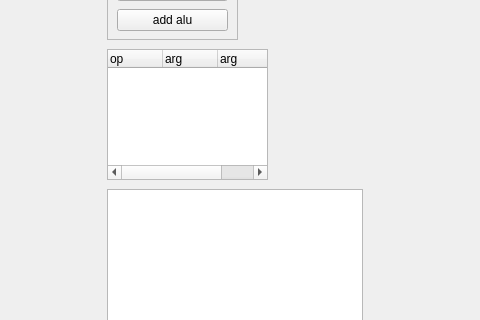
This is mwin.ui in PhilippeJara/jarasper as Qt 5 draws it before an edit; both pictures show x 713 to 1193 and y 367 to 687 of the 1193 by 772 pixel window. The edited form follows.
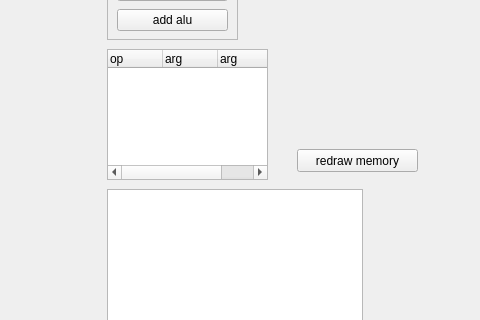
This is the edited form.

Commit message: directly user editable memory

```diff
--- a/mwin.ui
+++ b/mwin.ui
@@ -264,6 +264,22 @@
       <height>192</height>
      </rect>
     </property>
+    <property name="modelColumn">
+     <number>0</number>
+    </property>
+   </widget>
+   <widget class="QPushButton" name="pushButton">
+    <property name="geometry">
+     <rect>
+      <x>1010</x>
+      <y>480</y>
+      <width>121</width>
+      <height>23</height>
+     </rect>
+    </property>
+    <property name="text">
+     <string>redraw memory</string>
+    </property>
    </widget>
    <zorder>frame</zorder>
    <zorder>repl_cu_select</zorder>
```
Left out of the diff: 1 changed line with no effect on the pictures. The commit also changes 3 other files.
